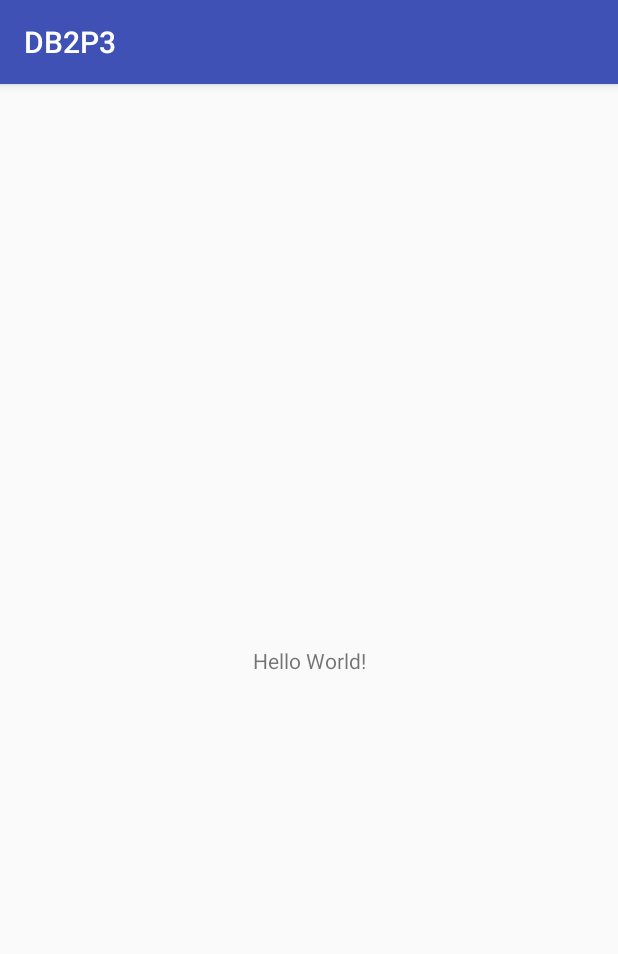
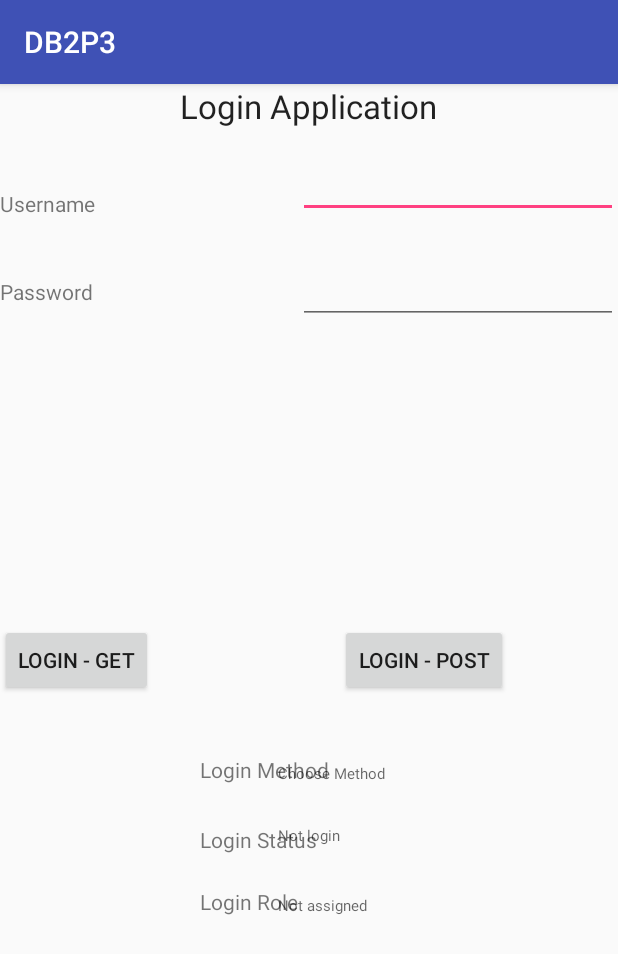
Before and after one commit to cp0153/DB2P3, an Android app: the screen it shows after launch (MainActivity), on a phone screen of 412 x 824 dp. Shown: the top 954 px of the screen. Run offline under Robolectric (Android 15) with nearby library versions, the phone set to English and light mode, and no system bars.

```diff
--- a/DB2P3/app/build.gradle
+++ b/DB2P3/app/build.gradle
@@ -17,6 +17,10 @@ android {
             proguardFiles getDefaultProguardFile('proguard-android.txt'), 'proguard-rules.pro'
         }
     }
+
+    // Using apache HTTP library
+    // https://www.tutorialspoint.com/android/android_php_mysql.htm
+    useLibrary 'org.apache.http.legacy'
 }
 
 dependencies {
--- a/DB2P3/app/src/main/AndroidManifest.xml
+++ b/DB2P3/app/src/main/AndroidManifest.xml
@@ -1,6 +1,12 @@
 <?xml version="1.0" encoding="utf-8"?>
 <manifest xmlns:android="http://schemas.android.com/apk/res/android"
     package="downing.pearce.db2p3">
+
+    <!-- Need to use the INTERNET!
+         https://www.tutorialspoint.com/android/android_php_mysql.htm
+    -->
+    <uses-permission android:name="android.permission.INTERNET"/>
+    <uses-permission android:name="android.permission.ACCESS_NETWORK_STATE" />
 
     <application
         android:allowBackup="true"
--- a/DB2P3/app/src/main/java/downing/pearce/db2p3/MainActivity.java
+++ b/DB2P3/app/src/main/java/downing/pearce/db2p3/MainActivity.java
@@ -1,13 +1,42 @@
 package downing.pearce.db2p3;
 
+import android.os.Bundle;
 import android.support.v7.app.AppCompatActivity;
-import android.os.Bundle;
+import android.view.View;
+import android.widget.EditText;
+import android.widget.TextView;
 
 public class MainActivity extends AppCompatActivity {
+
+    private EditText usernameField,passwordField;
+    private TextView status,role,method;
 
     @Override
     protected void onCreate(Bundle savedInstanceState) {
         super.onCreate(savedInstanceState);
         setContentView(R.layout.activity_main);
+
+        usernameField = (EditText)findViewById(R.id.editText1);
+        passwordField = (EditText)findViewById(R.id.editText2);
+
+        status = (TextView)findViewById(R.id.textView6);
+        role = (TextView)findViewById(R.id.textView7);
+        method = (TextView)findViewById(R.id.textView9);
+    }
+
+
+
+    public void login(View view){
+        String username = usernameField.getText().toString();
+        String password = passwordField.getText().toString();
+        method.setText("Get Method");
+        new SigninActivity(this,status,role,0).execute(username,password);
+    }
+
+    public void loginPost(View view){
+        String username = usernameField.getText().toString();
+        String password = passwordField.getText().toString();
+        method.setText("Post Method");
+        new SigninActivity(this,status,role,1).execute(username,password);
     }
 }
--- a/DB2P3/app/src/main/res/layout/activity_main.xml
+++ b/DB2P3/app/src/main/res/layout/activity_main.xml
@@ -1,18 +1,134 @@
 <?xml version="1.0" encoding="utf-8"?>
-<android.support.constraint.ConstraintLayout xmlns:android="http://schemas.android.com/apk/res/android"
-    xmlns:app="http://schemas.android.com/apk/res-auto"
+<RelativeLayout xmlns:android="http://schemas.android.com/apk/res/android"
     xmlns:tools="http://schemas.android.com/tools"
     android:layout_width="match_parent"
     android:layout_height="match_parent"
-    tools:context="downing.pearce.db2p3.MainActivity">
+    tools:context=".MainActivity" >
+
+    <EditText
+        android:id="@+id/editText2"
+        android:layout_width="wrap_content"
+        android:layout_height="wrap_content"
+        android:layout_alignRight="@+id/editText1"
+        android:layout_below="@+id/editText1"
+        android:layout_marginTop="25dp"
+        android:ems="10"
+        android:inputType="textPassword" >
+    </EditText>
+
+    <EditText
+        android:id="@+id/editText1"
+        android:layout_width="wrap_content"
+        android:layout_height="wrap_content"
+        android:layout_alignParentRight="true"
+        android:layout_alignParentTop="true"
+        android:layout_marginTop="44dp"
+        android:ems="10" >
+
+        <requestFocus android:layout_width="wrap_content" />
+
+    </EditText>
 
     <TextView
+        android:id="@+id/textView1"
         android:layout_width="wrap_content"
         android:layout_height="wrap_content"
-        android:text="Hello World!"
-        app:layout_constraintBottom_toBottomOf="parent"
-        app:layout_constraintLeft_toLeftOf="parent"
-        app:layout_constraintRight_toRightOf="parent"
-        app:layout_constraintTop_toTopOf="parent" />
+        android:layout_alignBottom="@+id/editText1"
+        android:layout_alignParentLeft="true"
+        android:text="@string/Username" />
 
-</android.support.constraint.ConstraintLayout>
+    <TextView
+        android:id="@+id/textView3"
+        android:layout_width="wrap_content"
+        android:layout_height="wrap_content"
+        android:layout_alignParentTop="true"
+        android:layout_centerHorizontal="true"
+        android:text="@string/App"
+        android:textAppearance="?android:attr/textAppearanceLarge" />
+
+    <TextView
+        android:id="@+id/textView7"
+        android:layout_width="wrap_content"
+        android:layout_height="wrap_content"
+        android:layout_alignBottom="@+id/textView5"
+        android:layout_alignLeft="@+id/textView6"
+        android:text="@string/Role"
+        android:textAppearance="?android:attr/textAppearanceMedium"
+        android:textSize="10sp" />
+
+    <TextView
+        android:id="@+id/textView5"
+        android:layout_width="wrap_content"
+        android:layout_height="wrap_content"
+        android:layout_below="@+id/textView6"
+        android:layout_marginTop="27dp"
+        android:layout_toLeftOf="@+id/editText1"
+        android:text="@string/LoginRole" />
+    <TextView
+        android:id="@+id/textView8"
+        android:layout_width="wrap_content"
+        android:layout_height="wrap_content"
+        android:layout_above="@+id/textView6"
+        android:layout_alignLeft="@+id/textView5"
+        android:layout_marginBottom="27dp"
+        android:text="@string/method" />
+
+    <TextView
+        android:id="@+id/textView4"
+        android:layout_width="wrap_content"
+        android:layout_height="wrap_content"
+        android:layout_alignLeft="@+id/textView8"
+        android:layout_below="@+id/button1"
+        android:layout_marginTop="86dp"
+        android:text="@string/LoginStatus" />
+
+
+    <TextView
+        android:id="@+id/textView6"
+        android:layout_width="wrap_content"
+        android:layout_height="wrap_content"
+        android:layout_alignTop="@+id/textView4"
+        android:layout_centerHorizontal="true"
+        android:text="@string/Status"
+        android:textAppearance="?android:attr/textAppearanceMedium"
+        android:textSize="10sp" />
+
+    <TextView
+        android:id="@+id/textView9"
+        android:layout_width="wrap_content"
+        android:layout_height="wrap_content"
+        android:layout_alignBottom="@+id/textView8"
+        android:layout_alignLeft="@+id/textView6"
+        android:text="@string/Choose"
+        android:textAppearance="?android:attr/textAppearanceMedium"
+        android:textSize="10sp" />
+
+    <Button
+        android:id="@+id/button2"
+        android:layout_width="wrap_content"
+        android:layout_height="wrap_content"
+        android:layout_centerVertical="true"
+        android:layout_toRightOf="@+id/textView6"
+        android:onClick="loginPost"
+        android:text="@string/LoginPost" />
+
+    <Button
+        android:id="@+id/button1"
+        android:layout_width="wrap_content"
+        android:layout_height="wrap_content"
+        android:layout_alignBaseline="@+id/button2"
+        android:layout_alignBottom="@+id/button2"
+        android:layout_alignLeft="@+id/textView2"
+        android:onClick="login"
+        android:text="@string/LoginGet" />
+
+    <TextView
+        android:id="@+id/textView2"
+        android:layout_width="wrap_content"
+        android:layout_height="wrap_content"
+        android:layout_alignBaseline="@+id/editText2"
+        android:layout_alignBottom="@+id/editText2"
+        android:layout_alignParentLeft="true"
+        android:text="@string/Password" />
+
+</RelativeLayout>
--- a/DB2P3/app/src/main/res/values/strings.xml
+++ b/DB2P3/app/src/main/res/values/strings.xml
@@ -1,3 +1,21 @@
 <resources>
     <string name="app_name">DB2P3</string>
+
+    <!-- From:
+    https://www.tutorialspoint.com/android/android_php_mysql.htm
+     -->
+    <string name="action_settings">Settings</string>
+    <string name="hello_world">Hello world!</string>
+    <string name="Username">Username</string>
+    <string name="Password">Password</string>
+    <string name="LoginGet">Login - Get</string>
+    <string name="LoginPost">Login - Post</string>
+    <string name="App">Login Application</string>
+    <string name="LoginStatus">Login Status</string>
+    <string name="LoginRole">Login Role</string>
+    <string name="Status">Not login</string>
+    <string name="Role">Not assigned</string>
+    <string name="method">Login Method</string>
+    <string name="Choose">Choose Method</string>
+
 </resources>
```
Also changed, not shown: DB2P3/app/src/main/java/downing/pearce/db2p3/SigninActivity.java (added, +110 -0 lines).
